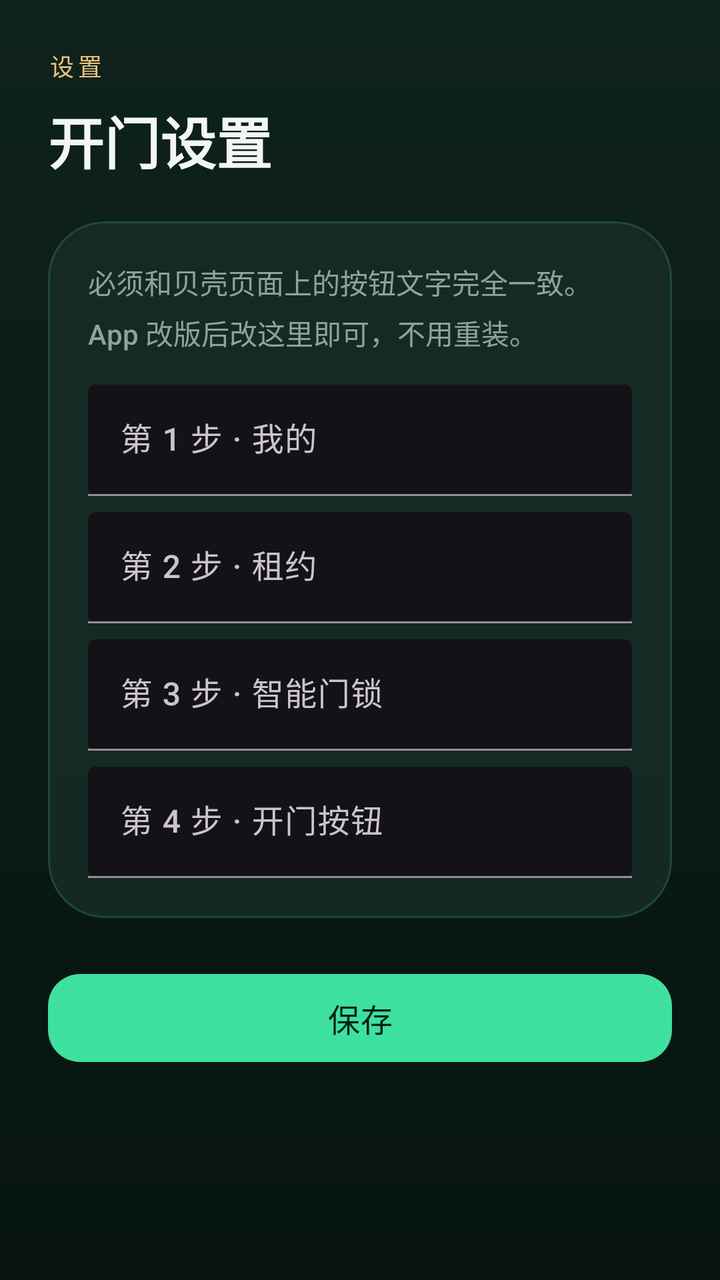
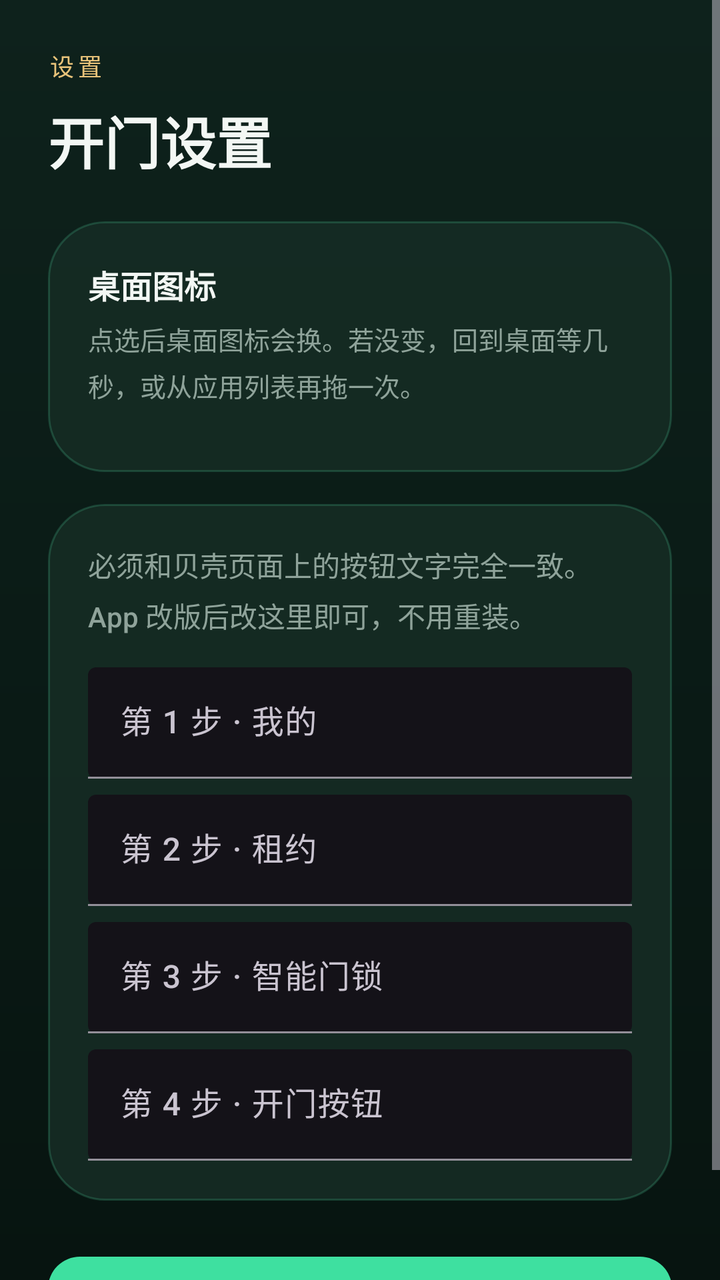

Compare the two renders of this Android layout. The source of the first and the diff that turns it into the second are given below.
<!-- AndroidManifest.xml: application theme Theme.OneTapUnlock -->
<!-- res/layout/activity_settings.xml -->
<?xml version="1.0" encoding="utf-8"?>
<ScrollView xmlns:android="http://schemas.android.com/apk/res/android"
    xmlns:app="http://schemas.android.com/apk/res-auto"
    android:layout_width="match_parent"
    android:layout_height="match_parent"
    android:background="@drawable/bg_screen"
    android:fillViewport="true">

    <LinearLayout
        android:layout_width="match_parent"
        android:layout_height="wrap_content"
        android:orientation="vertical"
        android:padding="24dp">

        <TextView
            android:layout_width="wrap_content"
            android:layout_height="wrap_content"
            android:letterSpacing="0.16"
            android:text="@string/settings_short"
            android:textAllCaps="true"
            android:textColor="@color/gold"
            android:textSize="12sp" />

        <TextView
            android:layout_width="match_parent"
            android:layout_height="wrap_content"
            android:layout_marginTop="8dp"
            android:text="@string/settings_title"
            android:textColor="@color/fg"
            android:textSize="28sp"
            android:textStyle="bold" />

        <LinearLayout
            android:layout_width="match_parent"
            android:layout_height="wrap_content"
            android:layout_marginTop="20dp"
            android:background="@drawable/bg_card"
            android:orientation="vertical"
            android:padding="20dp">

            <TextView
                android:layout_width="match_parent"
                android:layout_height="wrap_content"
                android:lineSpacingMultiplier="1.25"
                android:text="@string/settings_hint"
                android:textColor="@color/muted"
                android:textSize="14sp" />

            <com.google.android.material.textfield.TextInputLayout
                android:layout_width="match_parent"
                android:layout_height="wrap_content"
                android:layout_marginTop="16dp"
                android:hint="@string/label_step1"
                app:boxBackgroundMode="filled">

                <com.google.android.material.textfield.TextInputEditText
                    android:id="@+id/step1"
                    android:layout_width="match_parent"
                    android:layout_height="wrap_content"
                    android:inputType="text" />
            </com.google.android.material.textfield.TextInputLayout>

            <com.google.android.material.textfield.TextInputLayout
                android:layout_width="match_parent"
                android:layout_height="wrap_content"
                android:layout_marginTop="8dp"
                android:hint="@string/label_step2"
                app:boxBackgroundMode="filled">

                <com.google.android.material.textfield.TextInputEditText
                    android:id="@+id/step2"
                    android:layout_width="match_parent"
                    android:layout_height="wrap_content"
                    android:inputType="text" />
            </com.google.android.material.textfield.TextInputLayout>

            <com.google.android.material.textfield.TextInputLayout
                android:layout_width="match_parent"
                android:layout_height="wrap_content"
                android:layout_marginTop="8dp"
                android:hint="@string/label_step3"
                app:boxBackgroundMode="filled">

                <com.google.android.material.textfield.TextInputEditText
                    android:id="@+id/step3"
                    android:layout_width="match_parent"
                    android:layout_height="wrap_content"
                    android:inputType="text" />
            </com.google.android.material.textfield.TextInputLayout>

            <com.google.android.material.textfield.TextInputLayout
                android:layout_width="match_parent"
                android:layout_height="wrap_content"
                android:layout_marginTop="8dp"
                android:hint="@string/label_step4"
                app:boxBackgroundMode="filled">

                <com.google.android.material.textfield.TextInputEditText
                    android:id="@+id/step4"
                    android:layout_width="match_parent"
                    android:layout_height="wrap_content"
                    android:inputType="text" />
            </com.google.android.material.textfield.TextInputLayout>
        </LinearLayout>

        <com.google.android.material.button.MaterialButton
            android:id="@+id/saveButton"
            style="@style/Widget.OneTap.PrimaryButton"
            android:layout_width="match_parent"
            android:layout_height="wrap_content"
            android:layout_marginTop="24dp"
            android:text="@string/save" />
    </LinearLayout>
</ScrollView>
<!-- resources referenced by this layout -->
<resources>
  <color name="fg">#FFF3F7F4</color>
  <color name="gold">#FFE8C37A</color>
  <color name="muted">#FF8FA39A</color>
  <!-- drawable bg_card (drawable) -->
  <?xml version="1.0" encoding="utf-8"?>
  <shape xmlns:android="http://schemas.android.com/apk/res/android">
      <solid android:color="@color/card" />
      <corners android:radius="28dp" />
      <stroke
          android:width="1dp"
          android:color="@color/stroke" />
  </shape>
  <!-- drawable bg_screen (drawable) -->
  <?xml version="1.0" encoding="utf-8"?>
  <shape xmlns:android="http://schemas.android.com/apk/res/android">
      <gradient
          android:angle="165"
          android:endColor="@color/bg"
          android:startColor="@color/bg_mid"
          android:type="linear" />
  </shape>
  <string name="label_step1">第 1 步 · 我的</string>
  <string name="label_step2">第 2 步 · 租约</string>
  <string name="label_step3">第 3 步 · 智能门锁</string>
  <string name="label_step4">第 4 步 · 开门按钮</string>
  <string name="save">保存</string>
  <string name="settings_hint">必须和贝壳页面上的按钮文字完全一致。App 改版后改这里即可，不用重装。</string>
  <string name="settings_short">设置</string>
  <string name="settings_title">开门设置</string>
  <style name="Widget.OneTap.PrimaryButton" parent="Widget.Material3.Button">
          <item name="android:minHeight">52dp</item>
          <item name="cornerRadius">16dp</item>
          <item name="backgroundTint">@color/accent</item>
          <item name="android:textColor">@color/btn_text</item>
          <item name="android:textAllCaps">false</item>
          <item name="android:textSize">16sp</item>
          <item name="android:letterSpacing">0.02</item>
      </style>
  <style name="Theme.OneTapUnlock" parent="Theme.Material3.Dark.NoActionBar">
          <item name="android:statusBarColor">@color/bg</item>
          <item name="android:navigationBarColor">@color/bg</item>
          <item name="android:windowBackground">@color/bg</item>
          <item name="android:windowLightStatusBar">false</item>
          <item name="colorPrimary">@color/accent</item>
          <item name="colorOnPrimary">@color/btn_text</item>
          <item name="android:fontFamily">sans-serif-medium</item>
      </style>
  <color name="card">#E6162C24</color>
  <color name="stroke">#3356E0A8</color>
  <color name="bg">#FF071410</color>
  <color name="bg_mid">#FF0E221C</color>
  <color name="accent">#FF3EE0A0</color>
  <color name="btn_text">#FF062018</color>
</resources>

<!-- the commit's change to res/layout/activity_settings.xml (unified diff, before → after) -->
@@ -34,6 +34,46 @@
             android:layout_width="match_parent"
             android:layout_height="wrap_content"
             android:layout_marginTop="20dp"
+            android:background="@drawable/bg_card"
+            android:orientation="vertical"
+            android:padding="20dp">
+
+            <TextView
+                android:layout_width="match_parent"
+                android:layout_height="wrap_content"
+                android:text="@string/icon_picker_title"
+                android:textColor="@color/fg"
+                android:textSize="16sp"
+                android:textStyle="bold" />
+
+            <TextView
+                android:layout_width="match_parent"
+                android:layout_height="wrap_content"
+                android:layout_marginTop="6dp"
+                android:lineSpacingMultiplier="1.25"
+                android:text="@string/icon_picker_hint"
+                android:textColor="@color/muted"
+                android:textSize="13sp" />
+
+            <HorizontalScrollView
+                android:layout_width="match_parent"
+                android:layout_height="wrap_content"
+                android:layout_marginTop="14dp"
+                android:overScrollMode="never"
+                android:scrollbars="none">
+
+                <LinearLayout
+                    android:id="@+id/iconPicker"
+                    android:layout_width="wrap_content"
+                    android:layout_height="wrap_content"
+                    android:orientation="horizontal" />
+            </HorizontalScrollView>
+        </LinearLayout>
+
+        <LinearLayout
+            android:layout_width="match_parent"
+            android:layout_height="wrap_content"
+            android:layout_marginTop="16dp"
             android:background="@drawable/bg_card"
             android:orientation="vertical"
             android:padding="20dp">
<!-- resource entries referenced after the edit -->
@@ -21,6 +21,8 @@
           android:startColor="@color/bg_mid"
           android:type="linear" />
   </shape>
+  <string name="icon_picker_hint">点选后桌面图标会换。若没变，回到桌面等几秒，或从应用列表再拖一次。</string>
+  <string name="icon_picker_title">桌面图标</string>
   <string name="label_step1">第 1 步 · 我的</string>
   <string name="label_step2">第 2 步 · 租约</string>
   <string name="label_step3">第 3 步 · 智能门锁</string>
